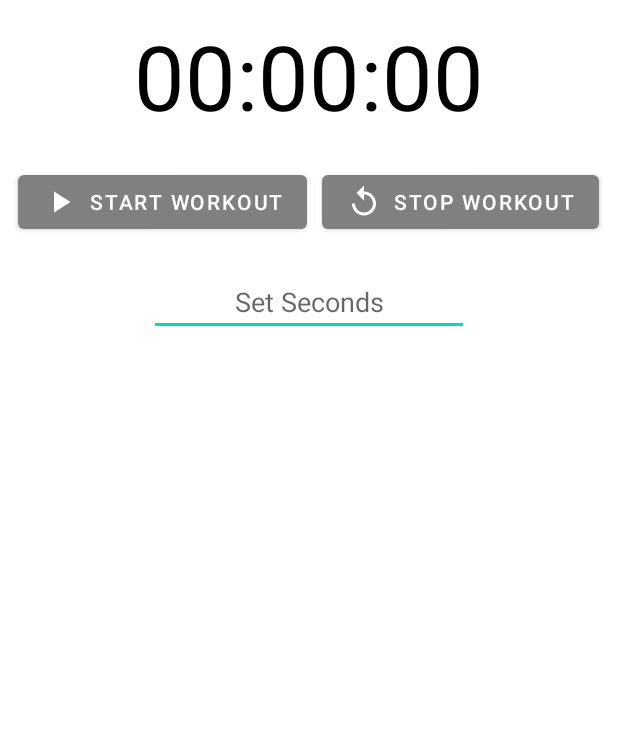
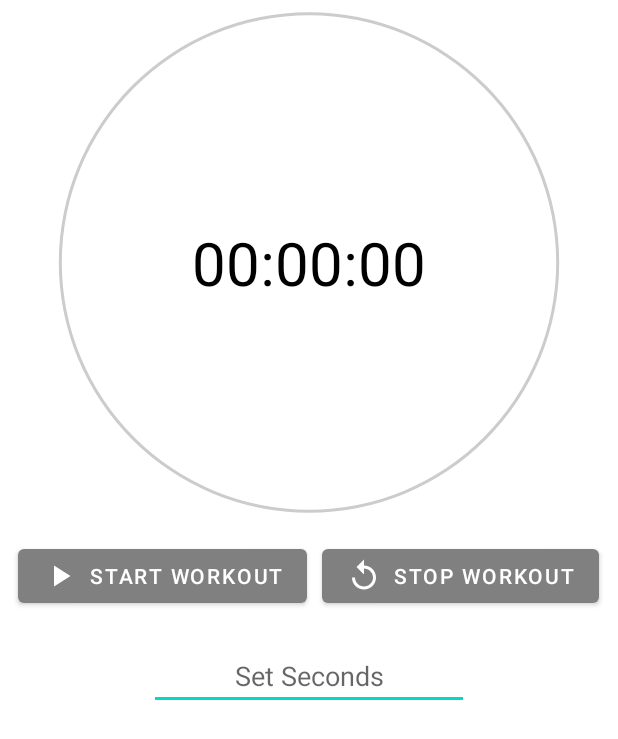
Before and after one commit to nikiFoe/Fitnesstimer, an Android app: the layout activity_main.xml on its own in the app's theme, with its tools: preview values and no code run, on a phone screen of 412 x 824 dp. Shown: the top 739 px of the screen. Run offline under Robolectric (Android 15) with nearby library versions, the phone set to English and light mode, and no system bars.

Commit message:
Feature: Circle + Colour Change Intervals

```diff
--- a/app/src/main/AndroidManifest.xml
+++ b/app/src/main/AndroidManifest.xml
@@ -10,7 +10,7 @@
     <application
             android:allowBackup="true"
             android:icon="@mipmap/ic_launcher"
-            android:label="@string/app_name"
+            android:label="Sensor Timer"
             android:roundIcon="@mipmap/ic_launcher_round"
             android:supportsRtl="true"
             android:theme="@style/AppTheme">
@@ -20,7 +20,8 @@
                 android:enabled="true"
                 android:exported="false">
         </service>
-        <activity android:name=".MainActivity">
+        <activity android:name=".MainActivity"
+                android:label=".Sensor Timer">
             <intent-filter>
                 <action android:name="android.intent.action.MAIN"/>
                 <category android:name="android.intent.category.LAUNCHER"/>
--- a/app/src/main/res/color/color.xml
+++ b/app/src/main/res/color/color.xml
@@ -8,4 +8,5 @@
     <color android:name="black">#FF000000</color>
     <color android:name="white">#FFFFFFFF</color>
     <color android:name="grey">#808080</color>
+    <color android:name="dark_green">#65C368</color>
 </selector>
--- /dev/null
+++ b/app/src/main/res/drawable/circle_shape.xml
@@ -0,0 +1,11 @@
+<?xml version="1.0" encoding="utf-8"?>
+<shape
+        xmlns:android="http://schemas.android.com/apk/res/android"
+        android:shape="ring"
+        android:innerRadiusRatio="2.5"
+        android:thickness="2dp"
+        android:useLevel="false">
+
+    <solid android:color="#CCC" />
+
+</shape>
--- /dev/null
+++ b/app/src/main/res/drawable/circular_progress_bar.xml
@@ -0,0 +1,18 @@
+<?xml version="1.0" encoding="utf-8"?>
+<rotate xmlns:android="http://schemas.android.com/apk/res/android"
+        android:fromDegrees="270"
+        android:toDegrees="270">
+    <shape
+            android:innerRadiusRatio="2.5"
+            android:shape="ring"
+            android:thickness="2dp"
+            android:useLevel="true"><!-- this line fixes the issue for lollipop api 21 -->
+
+        <gradient
+                android:angle="0"
+                android:endColor="#007DD6"
+                android:startColor="#007DD6"
+                android:type="sweep"
+                android:useLevel="false" />
+    </shape>
+</rotate>
--- a/app/src/main/res/layout/activity_main.xml
+++ b/app/src/main/res/layout/activity_main.xml
@@ -9,15 +9,32 @@
         android:layout_height="match_parent"
         tools:context=".MainActivity">
 
+    <FrameLayout
+            android:layout_width="match_parent"
+            android:layout_height="350dp">
+
         <TextView
                 android:id="@+id/timeTV"
                 android:layout_width="match_parent"
-                android:layout_height="wrap_content"
+                android:layout_height="match_parent"
                 android:text="00:00:00"
                 android:padding="10dp"
                 android:textColor="@color/black"
-                android:textSize="60sp"
-                android:textAlignment="center"/>
+                android:textSize="40sp"
+                android:gravity="center" />
+
+        <ProgressBar
+                android:id="@+id/progressBar"
+                android:layout_width="match_parent"
+                android:layout_height="match_parent"
+                android:layout_gravity="center_horizontal"
+                android:indeterminate="false"
+                android:progressDrawable="@drawable/circular_progress_bar"
+                android:background="@drawable/circle_shape"
+                style="?android:attr/progressBarStyleHorizontal"
+                android:max="100"
+                android:progress="0" />
+    </FrameLayout>
 
     <androidx.constraintlayout.widget.ConstraintLayout
             android:id="@+id/layout"
@@ -76,14 +93,21 @@
 
             </LinearLayout>
 
-            <GridLayout
-                    android:id="@+id/grid"
+            <ScrollView
                     android:layout_width="match_parent"
-                    android:layout_height="match_parent"
-                    android:layout_margin="10sp"
-                    android:useDefaultMargins="true"
-                    android:rowCount="10"
-                    android:columnCount="4"/>
+                    android:layout_height="match_parent">
+
+
+                <GridLayout
+                        android:id="@+id/grid"
+                        android:layout_width="match_parent"
+                        android:layout_height="wrap_content"
+                        android:layout_margin="10sp"
+                        android:useDefaultMargins="true"
+                        android:rowCount="10"
+                        android:columnCount="4"
+                        android:paddingBottom="10dp"/>
+            </ScrollView>
 
         </LinearLayout>
 
```
Also changed, not shown: app/src/main/java/com/robertohuertas/endless/AccelerationService.kt (+30 -11 lines), app/src/main/java/com/robertohuertas/endless/EndlessService.kt (+4 -8 lines), app/src/main/java/com/robertohuertas/endless/MainActivity.kt (+65 -12 lines).
